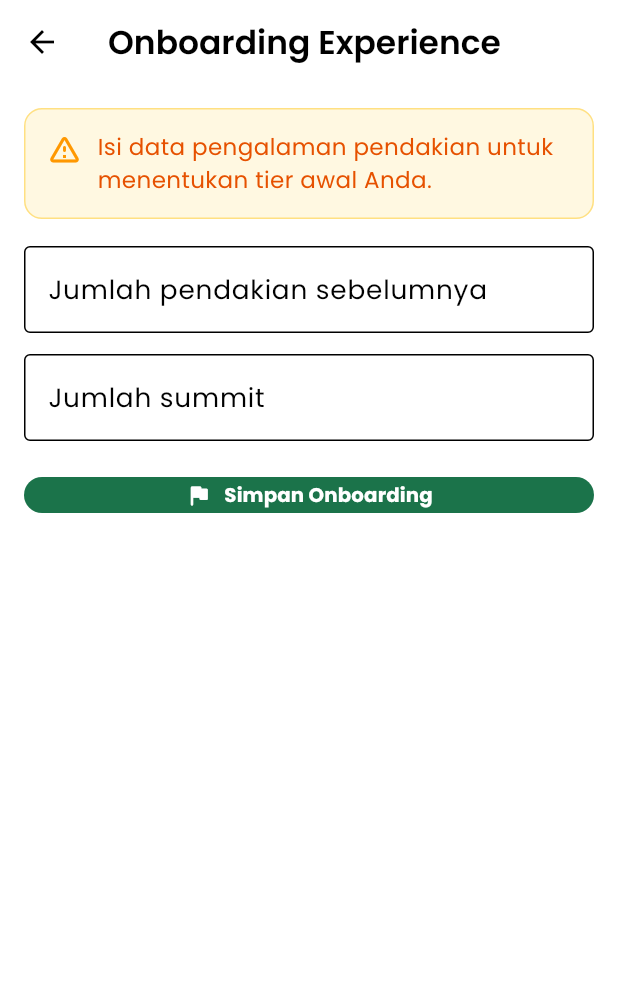
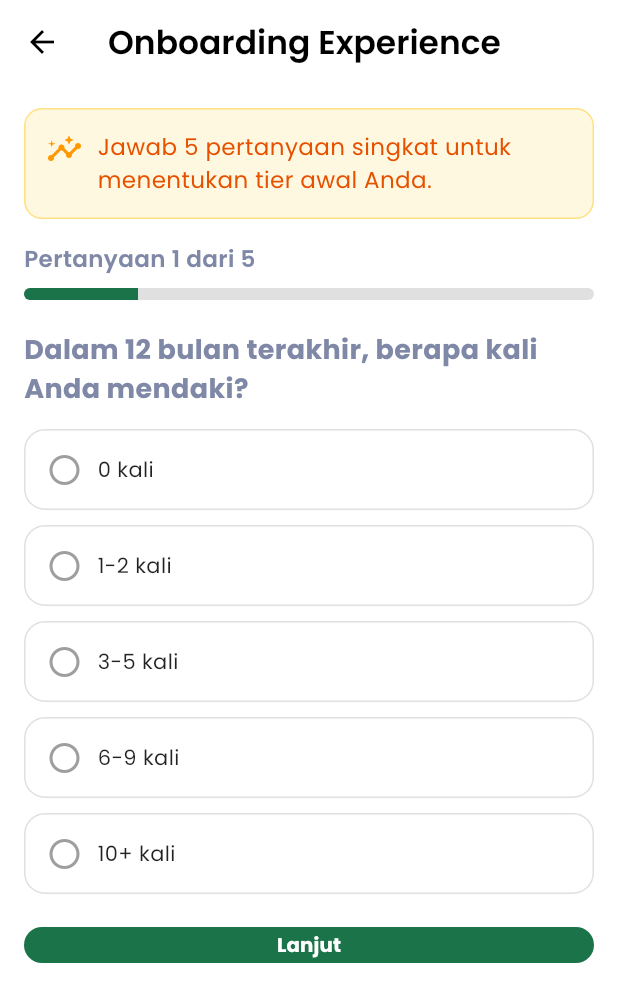
Before and after one commit to faizismail06/My_Hiking, a Flutter app: the ExperienceOnboardingScreen screen opened by its route, on a phone screen of 412 x 824 dp. Shown: the top 1002 px of the screen. Run offline on Flutter 3.47's test engine with Material 3 defaults, Android fonts, the phone set to English and light mode, and no system bars; our stand-ins replace bloc, cached_network_image, connectivity_plus, device_preview, dotted_line, equatable and 14 more; missing offline and left inert: another_stepper, dart:html; accounts and stored records are empty.

Commit message:
feat: Enhance onboarding experience with questionnaire and scoring system

```diff
--- a/lib/presentation/experience_onboarding_screen/bloc/experience_onboarding_state.dart
+++ b/lib/presentation/experience_onboarding_screen/bloc/experience_onboarding_state.dart
@@ -1,15 +1,23 @@
 class ExperienceOnboardingState {
   final bool isSubmitting;
+  final int currentStep;
+  final Map<String, int> answers;
 
   const ExperienceOnboardingState({
     this.isSubmitting = false,
+    this.currentStep = 0,
+    this.answers = const {},
   });
 
   ExperienceOnboardingState copyWith({
     bool? isSubmitting,
+    int? currentStep,
+    Map<String, int>? answers,
   }) {
     return ExperienceOnboardingState(
       isSubmitting: isSubmitting ?? this.isSubmitting,
+      currentStep: currentStep ?? this.currentStep,
+      answers: answers ?? this.answers,
     );
   }
 }
--- a/lib/presentation/experience_onboarding_screen/experience_onboarding_screen.dart
+++ b/lib/presentation/experience_onboarding_screen/experience_onboarding_screen.dart
@@ -2,6 +2,7 @@
 import 'package:myhiking/api/api_service.dart';
 import 'package:myhiking/presentation/experience_onboarding_screen/bloc/experience_onboarding_cubit.dart';
 import 'package:myhiking/presentation/experience_onboarding_screen/bloc/experience_onboarding_state.dart';
+import 'package:myhiking/presentation/experience_onboarding_screen/experience_questions.dart';
 import '../../core/app_export.dart';
 
 class ExperienceOnboardingScreen extends StatefulWidget {
@@ -13,35 +14,24 @@
 }
 
 class _ExperienceOnboardingScreenState extends State<ExperienceOnboardingScreen> {
-  final _formKey = GlobalKey<FormState>();
-  final _jumlahPendakianController = TextEditingController();
-  final _jumlahSummitController = TextEditingController();
   final ExperienceOnboardingCubit _cubit = ExperienceOnboardingCubit();
 
   @override
   void dispose() {
-    _jumlahPendakianController.dispose();
-    _jumlahSummitController.dispose();
     _cubit.close();
     super.dispose();
   }
 
-  int? _parseInt(String value) {
-    return int.tryParse(value.trim());
-  }
-
   Future<void> _submit() async {
-    if (!_formKey.currentState!.validate()) {
+    if (!_cubit.isQuestionnaireComplete) {
+      _showSnack('Harap jawab semua pertanyaan terlebih dahulu.');
       return;
     }
 
-    final jumlahPendakian = _parseInt(_jumlahPendakianController.text) ?? 0;
-    final jumlahSummit = _parseInt(_jumlahSummitController.text) ?? 0;
-
-    if (jumlahSummit > jumlahPendakian) {
-      _showSnack('Jumlah summit tidak boleh lebih besar dari jumlah pendakian.');
-      return;
-    }
+    final frequencyScore = _cubit.state.answers['frequency'] ?? 0;
+    final jumlahPendakian = _mapFrequencyScoreToJumlahPendakian(frequencyScore);
+    final jumlahSummit = _deriveJumlahSummit(jumlahPendakian, frequencyScore);
+    final totalWeightedScore = _cubit.calculateTotalWeightedScore();
 
     _cubit.setSubmitting(true);
 
@@ -49,12 +39,16 @@
       final response = await ApiService().submitOnboardingExperience(
         jumlahPendakian: jumlahPendakian,
         jumlahSummit: jumlahSummit,
+        questionnaireAnswers: _buildQuestionnaireAnswerPayload(),
+        totalWeightedScore: totalWeightedScore,
       );
 
       if (!mounted) return;
 
       final data = (response['data'] as Map<String, dynamic>?) ?? {};
       final tier = data['tier']?.toString() ?? '-';
+      final weightedTier = data['weighted_tier']?.toString() ?? tier;
+      final weightedScore = data['weighted_score']?.toString() ?? '$totalWeightedScore';
 
       await showDialog<void>(
         context: context,
@@ -68,7 +62,7 @@
             ],
           ),
           content: Text(
-            'Data pengalaman tersimpan.\nTier Anda: $tier',
+            'Data pengalaman tersimpan.\nTier Anda: $tier\nSkor survey: $weightedScore\nTier survey: $weightedTier',
           ),
           actions: [
             TextButton(
@@ -94,6 +88,60 @@
     }
   }
 
+  int _mapFrequencyScoreToJumlahPendakian(int score) {
+    switch (score) {
+      case 0:
+        return 0;
+      case 1:
+        return 2;
+      case 2:
+        return 5;
+      case 3:
+        return 8;
+      case 4:
+        return 12;
+      default:
+        return 0;
+    }
+  }
+
+  int _deriveJumlahSummit(int jumlahPendakian, int frequencyScore) {
+    final ratioByScore = {
+      0: 0.0,
+      1: 0.5,
+      2: 0.7,
+      3: 0.8,
+      4: 0.85,
+    };
+
+    final ratio = ratioByScore[frequencyScore] ?? 0.0;
+    final result = (jumlahPendakian * ratio).round();
+    return result.clamp(0, jumlahPendakian);
+  }
+
+  List<Map<String, dynamic>> _buildQuestionnaireAnswerPayload() {
+    return kExperienceQuestions.map((question) {
+      final selectedScore = _cubit.state.answers[question.id] ?? 0;
+      final selectedOption = question.options.firstWhere(
+        (option) => option.score == selectedScore,
+        orElse: () => question.options.first,
+      );
+
+      final weightedScore =
+          _cubit.calculateQuestionWeightedScore(score: selectedScore, weight: question.weight);
+
+      return {
+        'question_id': question.id,
+        'question_title': question.title,
+        'weight': question.weight,
+        'selected_option_id': selectedOption.id,
+        'selected_option_title': selectedOption.title,
+        'score': selectedScore,
+        'weighted_score': weightedScore,
+      };
+    }).toList();
+  }
+
   void _showSnack(String message) {
     ScaffoldMessenger.of(context).showSnackBar(
       SnackBar(content: Text(message)),
@@ -106,14 +154,17 @@
       value: _cubit,
       child: BlocBuilder<ExperienceOnboardingCubit, ExperienceOnboardingState>(
         builder: (context, state) {
+          final totalQuestions = kExperienceQuestions.length;
+          final currentQuestion = kExperienceQuestions[state.currentStep];
+          final selectedScore = state.answers[currentQuestion.id];
+          final progressValue = (state.currentStep + 1) / totalQuestions;
+
           return Scaffold(
             appBar: AppBar(
               title: const Text('Onboarding Experience'),
             ),
             body: SingleChildScrollView(
               padding: const EdgeInsets.all(16),
-              child: Form(
-                key: _formKey,
               child: Column(
                 crossAxisAlignment: CrossAxisAlignment.start,
                 children: [
@@ -128,83 +179,85 @@
                     child: Row(
                       crossAxisAlignment: CrossAxisAlignment.start,
                       children: [
-                          const Icon(Icons.warning_amber_rounded, color: Colors.orange),
+                        const Icon(Icons.insights_rounded, color: Colors.orange),
                         const SizedBox(width: 10),
                         Expanded(
                           child: Text(
-                              'Isi data pengalaman pendakian untuk menentukan tier awal Anda.',
+                            'Jawab 5 pertanyaan singkat untuk menentukan tier awal Anda.',
                             style: TextStyle(color: Colors.orange.shade900),
                           ),
                         ),
                       ],
                     ),
                   ),
-                    const SizedBox(height: 18),
-                    TextFormField(
-                      controller: _jumlahPendakianController,
-                      keyboardType: TextInputType.number,
-                      decoration: const InputDecoration(
-                        labelText: 'Jumlah pendakian sebelumnya',
-                        border: OutlineInputBorder(),
+                  const SizedBox(height: 16),
+                  Text(
+                    'Pertanyaan ${state.currentStep + 1} dari $totalQuestions',
+                    style: const TextStyle(
+                      fontWeight: FontWeight.w600,
                     ),
-                      validator: (value) {
-                        if (value == null || value.trim().isEmpty) {
-                          return 'Jumlah pendakian wajib diisi.';
-                        }
-                        final parsed = int.tryParse(value.trim());
-                        if (parsed == null || parsed < 0) {
-                          return 'Isi angka valid (>= 0).';
-                        }
-                        return null;
-                      },
+                  ),
+                  const SizedBox(height: 8),
+                  ClipRRect(
+                    borderRadius: BorderRadius.circular(8),
+                    child: LinearProgressIndicator(
+                      minHeight: 8,
+                      value: progressValue,
+                      color: const Color(0xFF1B734A),
+                      backgroundColor: Colors.grey.shade300,
+                    ),
+                  ),
+                  const SizedBox(height: 20),
+                  Text(
+                    currentQuestion.title,
+                    style: const TextStyle(
+                      fontSize: 18,
+                      fontWeight: FontWeight.w700,
+                    ),
                   ),
                   const SizedBox(height: 14),
-                    TextFormField(
-                      controller: _jumlahSummitController,
-                      keyboardType: TextInputType.number,
-                      decoration: const InputDecoration(
-                        labelText: 'Jumlah summit',
-                        border: OutlineInputBorder(),
-                      ),
-                      validator: (value) {
-                        if (value == null || value.trim().isEmpty) {
-                          return 'Jumlah summit wajib diisi.';
-                        }
-                        final parsed = int.tryParse(value.trim());
-                        if (parsed == null || parsed < 0) {
-                          return 'Isi angka valid (>= 0).';
-                        }
-                        return null;
-                      },
-                    ),
-                    const SizedBox(height: 20),
-                    SizedBox(
-                      width: double.infinity,
-                      child: ElevatedButton.icon(
-                        onPressed: state.isSubmitting ? null : _submit,
-                        style: ElevatedButton.styleFrom(
-                          backgroundColor: const Color(0xFF1B734A),
-                          foregroundColor: Colors.white,
-                          shape: RoundedRectangleBorder(
-                            borderRadius: BorderRadius.circular(20),
+                  ...currentQuestion.options.map((option) {
+                    final isSelected = selectedScore == option.score;
+                    return Padding(
+                      padding: const EdgeInsets.only(bottom: 10),
+                      child: InkWell(
+                        borderRadius: BorderRadius.circular(14),
+                        onTap: () => _cubit.selectAnswer(currentQuestion.id, option.score),
+                        child: AnimatedContainer(
+                          duration: const Duration(milliseconds: 180),
+                          padding: const EdgeInsets.symmetric(horizontal: 14, vertical: 14),
+                          decoration: BoxDecoration(
+                            color: isSelected ? const Color(0xFFEAF6F0) : Colors.white,
+                            borderRadius: BorderRadius.circular(14),
+                            border: Border.all(
+                              color: isSelected
+                                  ? const Color(0xFF1B734A)
+                                  : Colors.grey.shade300,
+                              width: isSelected ? 1.8 : 1,
                             ),
                           ),
-                        icon: state.isSubmitting
-                            ? const SizedBox(
-                                width: 16,
-                                height: 16,
-                                child: CircularProgressIndicator(
-                                  strokeWidth: 2,
-                                  color: Colors.white,
+                          child: Row(
+                            children: [
+                              Icon(
+                                isSelected
+                                    ? Icons.radio_button_checked
+                                    : Icons.radio_button_off,
+                                color: isSelected
+                                    ? const Color(0xFF1B734A)
+                                    : Colors.grey,
                               ),
-                              )
-                            : const Icon(Icons.flag_rounded, color: Colors.white),
-                        label: Text(
-                          state.isSubmitting ? 'Menyimpan...' : 'Simpan Onboarding',
-                          style: const TextStyle(
-                            color: Colors.white,
-                            fontWeight: FontWeight.bold,
-                          ),
+                              const SizedBox(width: 10),
+                              Expanded(
+                                child: Text(
+                                  option.title,
+                                  style: TextStyle(
+                                    fontSize: 14,
+                                    fontWeight: isSelected
+                                        ? FontWeight.w600
+                                        : FontWeight.w400,
+                                    color: isSelected
+                                        ? const Color(0xFF114A31)
+                                        : Colors.black87,
                                   ),
                                 ),
                               ),
@@ -213,6 +266,66 @@
                         ),
                       ),
                     );
+                  }),
+                  const SizedBox(height: 8),
+                  Row(
+                    children: [
+                      if (state.currentStep > 0)
+                        Expanded(
+                          child: OutlinedButton(
+                            onPressed: state.isSubmitting ? null : _cubit.previousStep,
+                            style: OutlinedButton.styleFrom(
+                              foregroundColor: const Color(0xFF1B734A),
+                              side: const BorderSide(color: Color(0xFF1B734A)),
+                              shape: RoundedRectangleBorder(
+                                borderRadius: BorderRadius.circular(14),
+                              ),
+                            ),
+                            child: const Text('Kembali'),
+                          ),
+                        ),
+                      if (state.currentStep > 0) const SizedBox(width: 10),
+                      Expanded(
+                        child: ElevatedButton(
+                          onPressed: state.isSubmitting
+                              ? null
+                              : () {
+                                  if (!_cubit.canProceedCurrentStep()) {
+                                    _showSnack('Pilih satu jawaban terlebih dahulu.');
+                                    return;
+                                  }
+
+                                  if (_cubit.isLastStep) {
+                                    _submit();
+                                  } else {
+                                    _cubit.nextStep();
+                                  }
+                                },
+                          style: ElevatedButton.styleFrom(
+                            backgroundColor: const Color(0xFF1B734A),
+                            foregroundColor: Colors.white,
+                            shape: RoundedRectangleBorder(
+                              borderRadius: BorderRadius.circular(14),
+                            ),
+                          ),
+                          child: state.isSubmitting
+                              ? const SizedBox(
+                                  width: 18,
+                                  height: 18,
+                                  child: CircularProgressIndicator(
+                                    strokeWidth: 2,
+                                    color: Colors.white,
+                                  ),
+                                )
+                              : Text(_cubit.isLastStep ? 'Simpan Onboarding' : 'Lanjut'),
+                        ),
+                      ),
+                    ],
+                  ),
+                ],
+              ),
+            ),
+          );
         },
       ),
     );
--- /dev/null
+++ b/lib/presentation/experience_onboarding_screen/experience_questions.dart
@@ -0,0 +1,169 @@
+class ExperienceQuestionOption {
+  final String id;
+  final String title;
+  final int score;
+
+  const ExperienceQuestionOption({
+    required this.id,
+    required this.title,
+    required this.score,
+  });
+}
+
+class ExperienceQuestion {
+  final String id;
+  final String title;
+  final int weight;
+  final List<ExperienceQuestionOption> options;
+
+  const ExperienceQuestion({
+    required this.id,
+    required this.title,
+    required this.weight,
+    required this.options,
+  });
+}
+
+const List<ExperienceQuestion> kExperienceQuestions = [
+  ExperienceQuestion(
+    id: 'frequency',
+    title: 'Dalam 12 bulan terakhir, berapa kali Anda mendaki?',
+    weight: 25,
+    options: [
+      ExperienceQuestionOption(id: '0', title: '0 kali', score: 0),
+      ExperienceQuestionOption(id: '1_2', title: '1-2 kali', score: 1),
+      ExperienceQuestionOption(id: '3_5', title: '3-5 kali', score: 2),
+      ExperienceQuestionOption(id: '6_9', title: '6-9 kali', score: 3),
+      ExperienceQuestionOption(id: '10_plus', title: '10+ kali', score: 4),
+    ],
+  ),
+  ExperienceQuestion(
+    id: 'technical',
+    title: 'Medan tersulit yang pernah Anda selesaikan sendiri?',
+    weight: 20,
+    options: [
+      ExperienceQuestionOption(
+        id: 'easy_tourist',
+        title: 'Jalur wisata ringan',
+        score: 0,
+      ),
+      ExperienceQuestionOption(
+        id: 'standard_forest',
+        title: 'Jalur hutan standar',
+        score: 1,
+      ),
+      ExperienceQuestionOption(
+        id: 'long_elevation',
+        title: 'Jalur panjang dengan elevasi tinggi',
+        score: 2,
+      ),
+      ExperienceQuestionOption(
+        id: 'steep_exposed',
+        title: 'Jalur curam atau berbatu dengan eksposur',
+        score: 3,
+      ),
+      ExperienceQuestionOption(
+        id: 'technical_scramble',
+        title: 'Jalur teknikal dengan manajemen risiko',
+        score: 4,
+      ),
+    ],
+  ),
+  ExperienceQuestion(
+    id: 'navigation',
+    title: 'Seberapa mandiri Anda dalam navigasi saat jalur tidak jelas?',
+    weight: 15,
+    options: [
+      ExperienceQuestionOption(
+        id: 'always_follow',
+        title: 'Selalu ikut orang lain',
+        score: 0,
+      ),
+      ExperienceQuestionOption(
+        id: 'basic_marker',
+        title: 'Bisa baca penanda dasar',
+        score: 1,
+      ),
+      ExperienceQuestionOption(
+        id: 'digital_map_signal',
+        title: 'Bisa pakai peta digital jika ada sinyal',
+        score: 2,
+      ),
+      ExperienceQuestionOption(
+        id: 'offline_map_compass',
+        title: 'Bisa pakai offline map dan kompas',
+        score: 3,
+      ),
+      ExperienceQuestionOption(
+        id: 'independent_orientation',
+        title: 'Bisa orientasi mandiri dan ambil keputusan rute',
+        score: 4,
+      ),
+    ],
+  ),
+  ExperienceQuestion(
+    id: 'risk',
+    title: 'Jika cuaca memburuk di tengah pendakian, keputusan Anda biasanya?',
+    weight: 15,
+    options: [
+      ExperienceQuestionOption(
+        id: 'keep_going',
+        title: 'Tetap lanjut agar cepat summit',
+        score: 0,
+      ),
+      ExperienceQuestionOption(
+        id: 'wait_without_plan',
+        title: 'Menunggu tanpa evaluasi jelas',
+        score: 1,
+      ),
+      ExperienceQuestionOption(
+        id: 'team_discussion',
+        title: 'Diskusi dengan tim lalu lanjut jika memungkinkan',
+        score: 2,
+      ),
+      ExperienceQuestionOption(
+        id: 'objective_evaluation',
+        title: 'Evaluasi objektif dan siap putar balik',
+        score: 3,
+      ),
+      ExperienceQuestionOption(
+        id: 'turnaround_rule',
+        title: 'Konsisten menerapkan turnaround rule',
+        score: 4,
+      ),
+    ],
+  ),
+  ExperienceQuestion(
+    id: 'fitness',
+    title:
+        'Dalam 3 bulan terakhir, bagaimana kebugaran fisik Anda untuk aktivitas menanjak 45-90 menit?',
+    weight: 25,
+    options: [
+      ExperienceQuestionOption(
+        id: 'rare_exercise',
+        title: 'Jarang olahraga, cepat lelah saat tanjakan ringan',
+        score: 0,
+      ),
+      ExperienceQuestionOption(
+        id: 'light_once_week',
+        title: 'Olahraga ringan 1x per minggu',
+        score: 1,
+      ),
+      ExperienceQuestionOption(
+        id: 'regular_2_3',
+        title: 'Olahraga rutin 2-3x per minggu',
+        score: 2,
+      ),
+      ExperienceQuestionOption(
+        id: 'regular_4_plus',
+        title: 'Olahraga rutin 4x per minggu, kuat trek panjang',
+        score: 3,
+      ),
+      ExperienceQuestionOption(
+        id: 'endurance_trained',
+        title: 'Terlatih endurance dan recovery baik',
+        score: 4,
+      ),
+    ],
+  ),
+];
```
Also changed, not shown: lib/api/api_service.dart (+10 -4 lines), lib/presentation/experience_onboarding_screen/bloc/experience_onboarding_cubit.dart (+48 -0 lines). Lines whose indentation alone changed are shown as unchanged.
